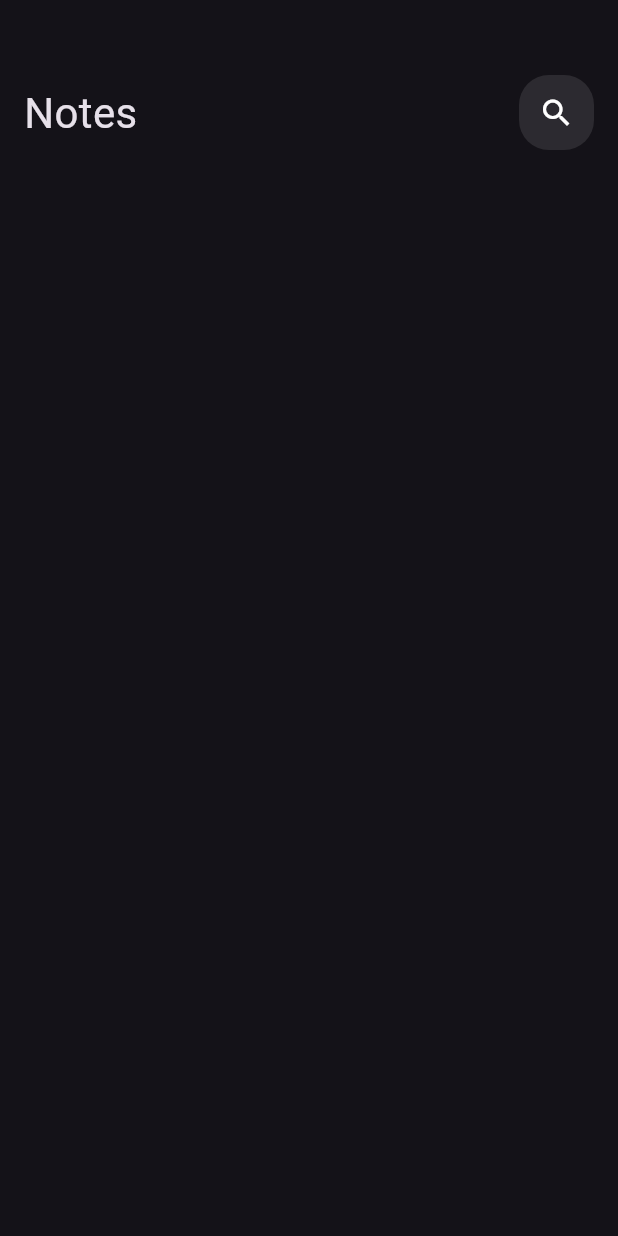
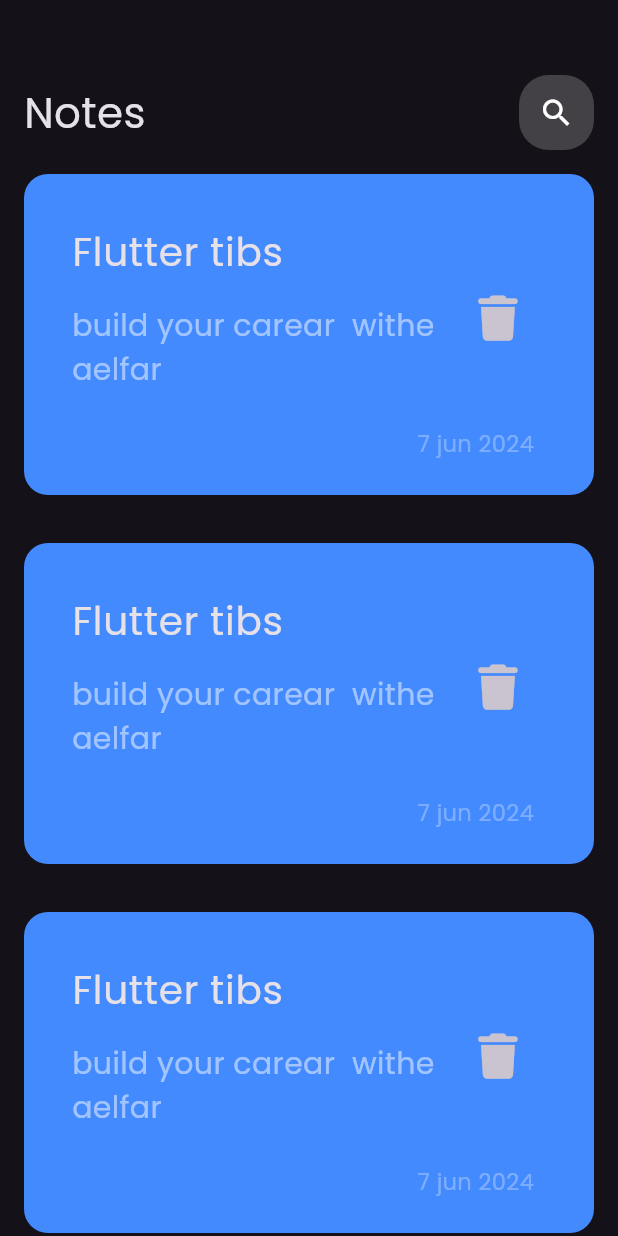
Before and after one commit to Ahmedelfarynwa/notesApp, a Flutter app: the screen it shows after launch, on a phone screen of 412 x 824 dp. Run offline on Flutter 3.47's test engine with Material 3 defaults, Android fonts, the phone set to English and light mode, and no system bars; our stand-ins replace font_awesome_flutter.

Commit message:
change notes item and create notes list view

```diff
--- a/lib/main.dart
+++ b/lib/main.dart
@@ -16,6 +16,7 @@ class MyApp extends StatelessWidget {
       theme: ThemeData(
         brightness: Brightness.dark,
         useMaterial3: true,
+        fontFamily: 'Poppins',
       ),
       home: const NotesView(),
     );
--- a/lib/widget/custom_search_icon.dart
+++ b/lib/widget/custom_search_icon.dart
@@ -8,7 +8,7 @@ class CustomSearchIcon  extends StatelessWidget {
     return Container (
       height: 50,
       width: 50,
-      decoration: BoxDecoration(color: Colors.white.withOpacity(0.1),borderRadius: BorderRadius.circular(20)),
+      decoration: BoxDecoration(color: Colors.white.withOpacity(0.2),borderRadius: BorderRadius.circular(20)),
       child: Center(child: Icon(Icons.search),),
     );
   }
--- /dev/null
+++ b/lib/widget/note_item.dart
@@ -0,0 +1,50 @@
+import 'package:flutter/material.dart';
+import 'package:font_awesome_flutter/font_awesome_flutter.dart';
+
+class NoteItem extends StatelessWidget {
+  const NoteItem({super.key});
+
+  @override
+  Widget build(BuildContext context) {
+    return Container(
+        padding: EdgeInsets.only(top: 24, bottom: 24, right: 16, left: 16),
+        decoration: BoxDecoration(
+            color: Colors.blueAccent, borderRadius: BorderRadius.circular(16)),
+        child: Column(
+          crossAxisAlignment: CrossAxisAlignment.end,
+          children: [
+            ListTile(
+              title:
+                 Text(
+                  'Flutter tibs',
+                  style: TextStyle(fontSize: 26),
+
+              ),
+              subtitle: Padding(
+                padding: const EdgeInsets.only(top: 16,bottom: 16),
+                child: Text(
+                  'build your carear  withe aelfar',
+                  style: TextStyle(
+                      fontSize: 20, color: Colors.white.withOpacity(0.5)),
+                ),
+              ),
+              trailing: IconButton(
+                onPressed: () {},
+                icon: Icon(
+                  FontAwesomeIcons.trash,
+                  size: 30,
+                ),
+              ),
+            ),
+            Padding(
+              padding: const EdgeInsets.only(right: 24),
+              child: Text(
+                ' 7 jun 2024',
+                style: TextStyle(
+                    fontSize: 15, color: Colors.white.withOpacity(0.3)),
+              ),
+            )
+          ],
+        ));
+  }
+}
--- /dev/null
+++ b/lib/widget/note_list_view.dart
@@ -0,0 +1,14 @@
+import 'package:flutter/material.dart';
+import 'package:notes_app/widget/note_item.dart';
+
+class NoteListView extends StatelessWidget {
+  const NoteListView({super.key});
+
+  @override
+  Widget build(BuildContext context) {
+    return ListView.builder(itemBuilder: (BuildContext context, int index) {return Padding(
+      padding: const EdgeInsets.symmetric(vertical: 16.0),
+      child: NoteItem(),
+    ); },);
+  }
+}
--- a/lib/widget/notes_view_body.dart
+++ b/lib/widget/notes_view_body.dart
@@ -1,4 +1,5 @@
 import 'package:flutter/material.dart';
+import 'package:notes_app/widget/note_list_view.dart';
 
 import 'custom_app-bar.dart';
 
@@ -13,7 +14,8 @@ class NotesViewBody extends StatelessWidget {
         children: [
           SizedBox(height: 50,),
           CustomAppBar(),
-        ],
+Expanded(child: NoteListView())
+]
       ),
     );
   }
```
Also changed, not shown: pubspec.yaml (+6 -12 lines), assets/fonts/Poppins-Regular.ttf (added), pubspec.lock.
